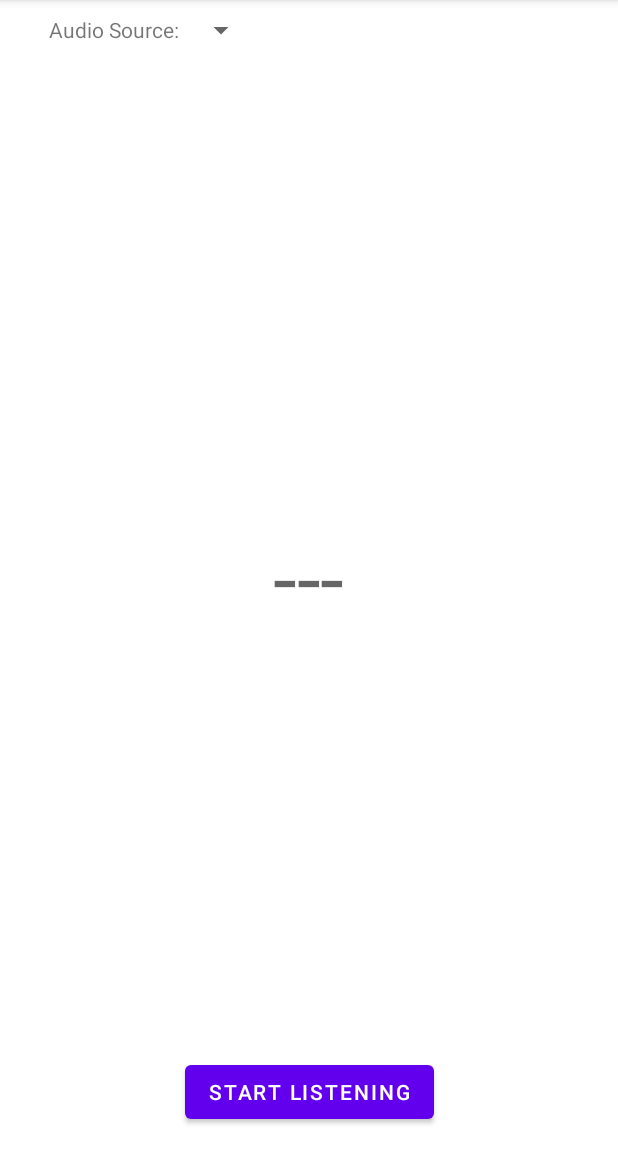
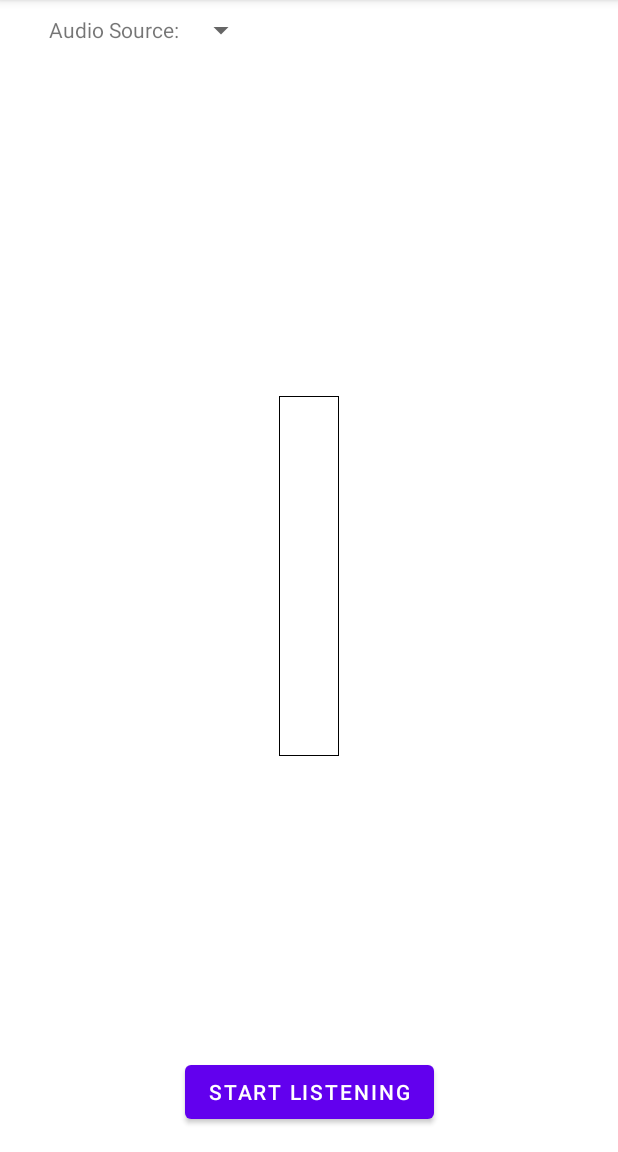
Before and after one commit to emaccaull/hotmic, an Android app: the screen it shows after launch (MainActivity), on a phone screen of 412 x 824 dp, the part 84-1236 px from its top. Run offline under Robolectric (Android 15) with nearby library versions, the phone set to English and light mode, and no system bars; our stand-ins replace Timber; 7 statements that could not run were skipped.

Commit message:
Rough custom view for peak metering

```diff
--- /dev/null
+++ b/app/src/main/java/io/github/emaccaull/hotmic/level/PeakMeterView.kt
@@ -0,0 +1,58 @@
+package io.github.emaccaull.hotmic.level
+
+import android.content.Context
+import android.graphics.Canvas
+import android.graphics.Color
+import android.graphics.Paint
+import android.util.AttributeSet
+import android.view.View
+import androidx.annotation.FloatRange
+import kotlin.math.max
+import kotlin.math.min
+
+/**
+ * https://en.wikipedia.org/wiki/Peak_meter
+ */
+class PeakMeterView @JvmOverloads constructor(
+    context: Context,
+    attrs: AttributeSet? = null,
+    defStyleAttr: Int = 0
+) : View(context, attrs, defStyleAttr) {
+
+    /**
+     * The level rendered in the peak meter. Values outside the range are clamped to the range.
+     */
+    @FloatRange(from = RANGE_MIN.toDouble(), to = RANGE_MAX.toDouble())
+    var level: Float = RANGE_MIN
+        set(value) {
+            field = max(min(value, RANGE_MAX), RANGE_MIN)
+            invalidate()
+        }
+
+    private val paint = Paint(Paint.ANTI_ALIAS_FLAG).apply {
+        style = Paint.Style.STROKE
+        color = Color.BLACK
+        strokeWidth = 2f
+    }
+
+    override fun onDraw(canvas: Canvas) {
+        val height = measuredHeight.toFloat()
+        val width = measuredWidth.toFloat()
+        // Border
+        canvas.drawLine(0f, 0f, 0f, height, paint)
+        canvas.drawLine(0f, 0f, width, 0f, paint)
+        canvas.drawLine(0f, height, width, height, paint)
+        canvas.drawLine(width, 0f, width, height, paint)
+        // Level
+        //   Normalize level to find percentage of height. Also note that y is positive in the down
+        //   direction.
+        val levelLine = (1 - ((level - RANGE_MIN) / (RANGE_MAX - RANGE_MIN))) * height
+        canvas.drawLine(0f, levelLine, width, levelLine, paint)
+        // Labels
+    }
+
+    companion object {
+        private const val RANGE_MIN = -32.0f
+        private const val RANGE_MAX = 3.0f
+    }
+}
--- a/app/src/main/res/layout/activity_main.xml
+++ b/app/src/main/res/layout/activity_main.xml
@@ -41,16 +41,13 @@
         android:orientation="vertical"
         app:layout_constraintGuide_percent="0.3" />
 
-    <TextView
-        android:id="@+id/bpm_text"
-        style="@style/TextAppearance.Material3.DisplayLarge"
-        android:layout_width="wrap_content"
-        android:layout_height="wrap_content"
-        android:text="@string/bpm_uninitialized"
-        app:layout_constraintBottom_toBottomOf="parent"
-        app:layout_constraintEnd_toEndOf="parent"
-        app:layout_constraintStart_toStartOf="parent"
-        app:layout_constraintTop_toTopOf="parent" />
+    <io.github.emaccaull.hotmic.level.PeakMeterView
+      android:layout_width="40dp"
+      android:layout_height="240dp"
+      app:layout_constraintBottom_toBottomOf="parent"
+      app:layout_constraintEnd_toEndOf="parent"
+      app:layout_constraintStart_toStartOf="parent"
+      app:layout_constraintTop_toTopOf="parent" />
 
     <Button
         android:id="@+id/record_button"
--- a/app/src/main/res/values/strings.xml
+++ b/app/src/main/res/values/strings.xml
@@ -3,7 +3,6 @@
     <string name="audio_feature_low_latency">Has low latency audio (sub 45ms)? %b</string>
     <string name="audio_feature_pro">Has pro audio latency (sub 20ms)? %b</string>
     <string name="audio_source_title">Audio Source:</string>
-    <string name="bpm_uninitialized">---</string>
     <string name="record_start">Start listening</string>
     <string name="record_stop">Stop listening</string>
 </resources>
```
